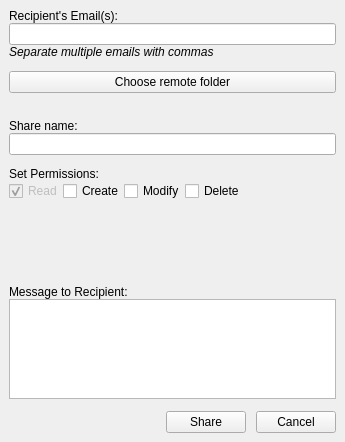
Above: sharefolderwindow.ui from pcloudcom/psyncgui before the change. Below: the same form after it.
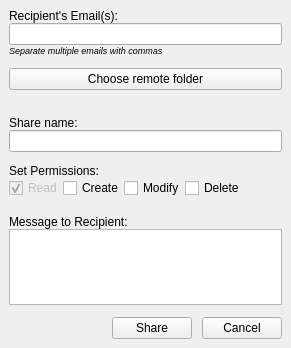
That is the form after the change.

The edit to the form file:
```diff
--- a/sharefolderwindow.ui
+++ b/sharefolderwindow.ui
@@ -6,8 +6,8 @@
    <rect>
     <x>0</x>
     <y>0</y>
-    <width>345</width>
-    <height>442</height>
+    <width>291</width>
+    <height>348</height>
    </rect>
   </property>
   <property name="windowTitle">
@@ -41,11 +41,12 @@
        <widget class="QLabel" name="label_6">
         <property name="font">
          <font>
+          <pointsize>5</pointsize>
           <italic>false</italic>
          </font>
         </property>
         <property name="text">
-         <string>&lt;html&gt;&lt;head/&gt;&lt;body&gt;&lt;p&gt;&lt;span style=&quot; font-size:9pt; font-style:italic;&quot;&gt;Separate multiple emails with commas&lt;/span&gt;&lt;/p&gt;&lt;/body&gt;&lt;/html&gt;</string>
+         <string>&lt;html&gt;&lt;head/&gt;&lt;body&gt;&lt;p&gt;&lt;span style=&quot; font-size:7pt; font-style:italic;&quot;&gt;Separate multiple emails with commas&lt;/span&gt;&lt;/p&gt;&lt;/body&gt;&lt;/html&gt;</string>
         </property>
         <property name="alignment">
          <set>Qt::AlignLeading|Qt::AlignLeft|Qt::AlignTop</set>
```
